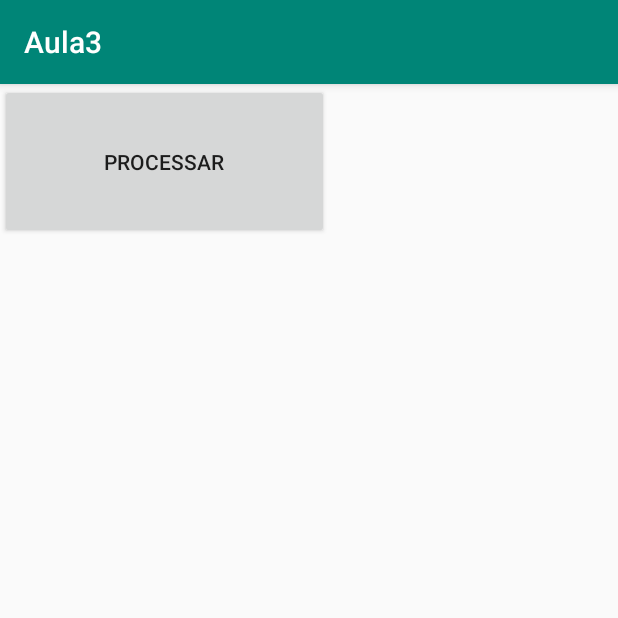
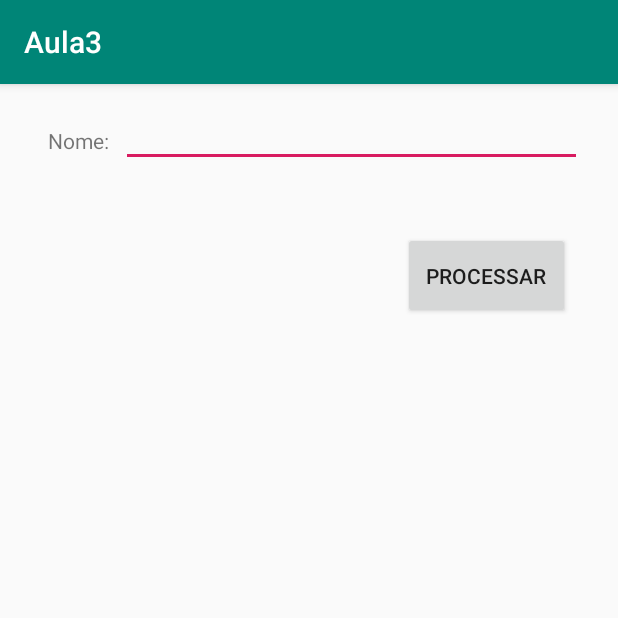
Before and after one commit to Ana-Valdivia/aula3, an Android app: the screen it shows after launch (MainActivity), on a phone screen of 412 x 824 dp, the top half of it. Run offline under Robolectric (Android 15) with nearby library versions, the phone set to English and light mode, and no system bars.

Commit message:
Constraind layout

```diff
--- a/app/src/main/java/br/com/Aula3/MainActivity.java
+++ b/app/src/main/java/br/com/Aula3/MainActivity.java
@@ -18,4 +18,6 @@ public class MainActivity extends AppCompatActivity {
         mensagem.show();
     }
 
+
+
 }
--- a/app/src/main/res/layout/activity_main.xml
+++ b/app/src/main/res/layout/activity_main.xml
@@ -8,11 +8,44 @@
 
     <Button
         android:id="@+id/btnProcessar"
-        android:layout_width="219dp"
-        android:layout_height="103dp"
+        android:layout_width="111dp"
+        android:layout_height="58dp"
+        android:layout_marginTop="8dp"
+        android:layout_marginEnd="8dp"
+        android:layout_marginRight="8dp"
+        android:layout_marginBottom="576dp"
         android:onClick="onPROCESSAR"
         android:text="@string/Processar"
-        tools:layout_editor_absoluteX="33dp"
-        tools:layout_editor_absoluteY="31dp" />
+        app:layout_constraintBottom_toBottomOf="parent"
+        app:layout_constraintEnd_toEndOf="@+id/txtNome"
+        app:layout_constraintTop_toBottomOf="@+id/txtNome" />
+
+    <TextView
+        android:id="@+id/lblNome"
+        android:layout_width="0dp"
+        android:layout_height="33dp"
+        android:layout_marginStart="32dp"
+        android:layout_marginLeft="32dp"
+        android:layout_marginTop="28dp"
+        android:text="@string/nome"
+        android:textColorHighlight="#722C2C"
+        android:textColorHint="#1E2253"
+        app:layout_constraintStart_toStartOf="parent"
+        app:layout_constraintTop_toTopOf="parent" />
+
+    <EditText
+        android:id="@+id/txtNome"
+        android:layout_width="0dp"
+        android:layout_height="41dp"
+        android:layout_marginStart="8dp"
+        android:layout_marginLeft="8dp"
+        android:layout_marginEnd="24dp"
+        android:layout_marginRight="24dp"
+        android:ems="10"
+        android:inputType="textPersonName"
+        app:layout_constraintBaseline_toBaselineOf="@+id/lblNome"
+        app:layout_constraintEnd_toEndOf="parent"
+        app:layout_constraintHorizontal_bias="0.0"
+        app:layout_constraintStart_toEndOf="@+id/lblNome" />
 
 </android.support.constraint.ConstraintLayout>
--- a/app/src/main/res/values/strings.xml
+++ b/app/src/main/res/values/strings.xml
@@ -3,4 +3,6 @@
     <string name="onProcessar">processar</string>
     <string name="Processar">processar</string>
     <string name="ok">OK</string>
+    <string name="nome">Nome:</string>
+
 </resources>
```
